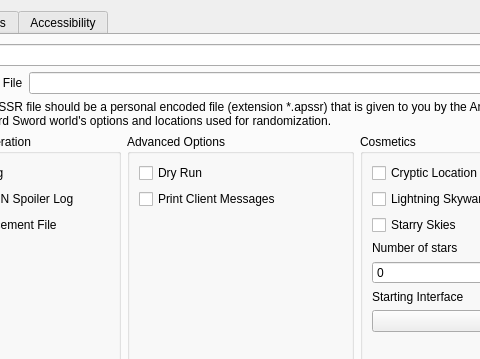
This is gui/randogui.ui in YourAverageLink/ssrando as Qt 5 draws it before an edit; both pictures show x 127 to 607 and y 0 to 359 of the 1202 by 766 pixel window. The edited form follows.
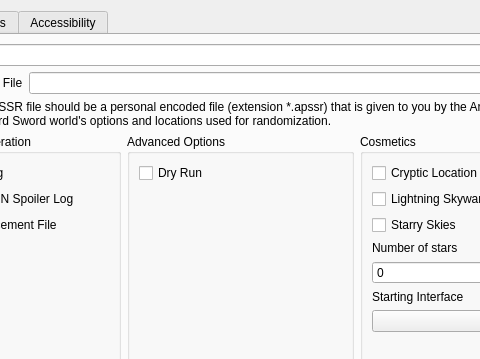
This is the edited form.

Commit message: remove client text option since the client handles it now

```diff
--- a/gui/randogui.ui
+++ b/gui/randogui.ui
@@ -215,13 +215,6 @@
                  </property>
                 </widget>
                </item>
-               <item>
-                <widget class="QCheckBox" name="option_print_messages">
-                 <property name="text">
-                  <string>Print Client Messages</string>
-                 </property>
-                </widget>
-               </item>
                <item>
                 <spacer name="vspace_advanced">
                  <property name="orientation">
```
The commit also changes 12 other files.
